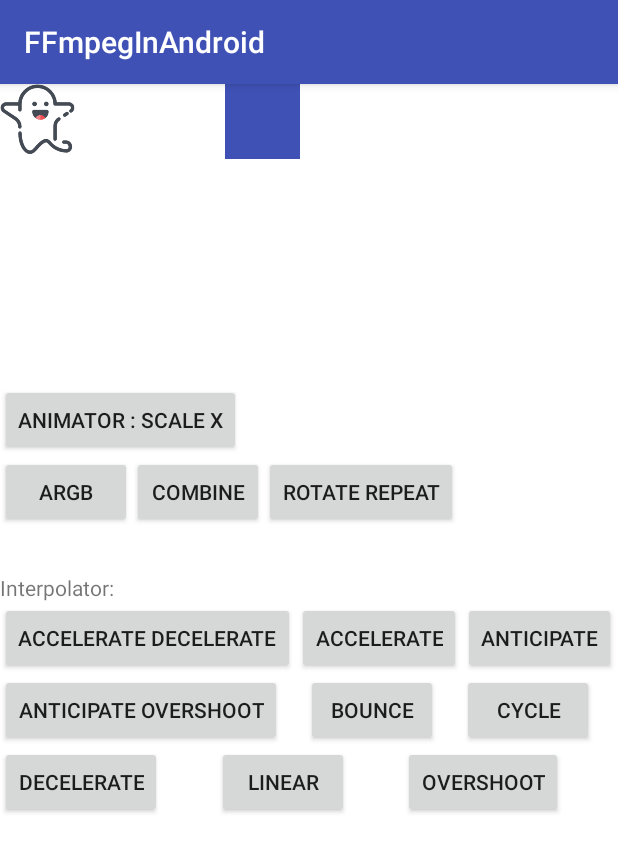
After one commit to jio-deng/FFmpegInAndroid, an Android app: the AnimatorTest screen opened directly, with no data from a screen before it, on a phone screen of 412 x 824 dp. The commit adds this screen. Shown: the top 852 px of the screen. Run offline under Robolectric (Android 15) with nearby library versions, the phone set to English and light mode, and no system bars; our stand-ins replace data binding.

Commit message:
[Add]Animation test
Signed-off-by: dengziming <501823206@qq.co>

```diff
--- a/app/src/main/AndroidManifest.xml
+++ b/app/src/main/AndroidManifest.xml
@@ -43,6 +43,7 @@
         <activity android:name=".webview.WebViewActivity" />
         <activity android:name=".tools.MorseCodeActivity" />
         <activity android:name=".cars.KnowCarsActivity" />
+        <activity android:name=".test.AnimatorTest" />
 
         <activity android:name=".sdl.SDLActivity"
             android:label="@string/app_name"
--- a/app/src/main/java/com/dzm/ffmpeg/MainActivity.java
+++ b/app/src/main/java/com/dzm/ffmpeg/MainActivity.java
@@ -6,12 +6,12 @@ import android.os.Bundle;
 import android.view.View;
 
 import androidx.annotation.Nullable;
-import androidx.appcompat.app.AppCompatActivity;
 import androidx.databinding.DataBindingUtil;
 
 import com.dzm.ffmpeg.cars.KnowCarsActivity;
 import com.dzm.ffmpeg.databinding.ActivityMainBinding;
 import com.dzm.ffmpeg.optimize.AopOnClick;
+import com.dzm.ffmpeg.test.AnimatorTest;
 import com.dzm.ffmpeg.tools.MorseCodeActivity;
 import com.dzm.ffmpeg.utils.NotificationUtil;
 import com.dzm.ffmpeg.utils.rxpermissions.RxPermissions;
@@ -133,6 +133,12 @@ public class MainActivity extends BaseActivity {
             }
         });
 
+        // jump to : 动画
+        dataBinding.btnAnimator.setOnClickListener( v -> {
+            Intent intent = new Intent(MainActivity.this, AnimatorTest.class);
+            startActivity(intent);
+        });
+
 
         /* Test */
 
--- /dev/null
+++ b/app/src/main/java/com/dzm/ffmpeg/test/AnimatorTest.java
@@ -0,0 +1,124 @@
+package com.dzm.ffmpeg.test;
+
+import android.animation.ArgbEvaluator;
+import android.animation.Keyframe;
+import android.animation.ObjectAnimator;
+import android.animation.PropertyValuesHolder;
+import android.animation.ValueAnimator;
+import android.os.Bundle;
+import android.view.View;
+import android.view.animation.AccelerateInterpolator;
+import android.view.animation.Animation;
+import android.view.animation.AnimationUtils;
+import android.view.animation.BounceInterpolator;
+import android.view.animation.LinearInterpolator;
+import android.view.animation.ScaleAnimation;
+
+import androidx.annotation.Nullable;
+import androidx.appcompat.app.AppCompatActivity;
+import androidx.databinding.DataBindingUtil;
+
+import com.dzm.ffmpeg.R;
+import com.dzm.ffmpeg.databinding.ActivityAnimatorTestBinding;
+
+/**
+ * @author Johnny Deng
+ * @version 1.0
+ * @description test Animator / Animation
+ * @date 2020/8/10 9:06
+ */
+public class AnimatorTest extends AppCompatActivity {
+    private ActivityAnimatorTestBinding mDataBinding;
+
+    @Override
+    protected void onCreate(@Nullable Bundle savedInstanceState) {
+        super.onCreate(savedInstanceState);
+        mDataBinding = DataBindingUtil.setContentView(this, R.layout.activity_animator_test);
+
+        mDataBinding.btnScaleX.setOnClickListener(v -> testAnimatorScaleX());
+        mDataBinding.btnInterpolator1.setOnClickListener(v -> startAnimation(mDataBinding.ivGoast4anim, R.anim.test1));
+        mDataBinding.btnInterpolator2.setOnClickListener(v -> startAnimation(mDataBinding.ivGoast4anim, R.anim.test2));
+        mDataBinding.btnInterpolator3.setOnClickListener(v -> startAnimation(mDataBinding.ivGoast4anim, R.anim.test3));
+        mDataBinding.btnInterpolator4.setOnClickListener(v -> startAnimation(mDataBinding.ivGoast4anim, R.anim.test4));
+        mDataBinding.btnInterpolator5.setOnClickListener(v -> startAnimation(mDataBinding.ivGoast4anim, R.anim.test5));
+        mDataBinding.btnInterpolator6.setOnClickListener(v -> startAnimation(mDataBinding.ivGoast4anim, R.anim.test6));
+        mDataBinding.btnInterpolator7.setOnClickListener(v -> startAnimation(mDataBinding.ivGoast4anim, R.anim.test7));
+        mDataBinding.btnInterpolator8.setOnClickListener(v -> startAnimation(mDataBinding.ivGoast4anim, R.anim.test8));
+        mDataBinding.btnInterpolator9.setOnClickListener(v -> startAnimation(mDataBinding.ivGoast4anim, R.anim.test9));
+
+        mDataBinding.btnArgb.setOnClickListener(v -> argb(mDataBinding.ivArgb));
+        mDataBinding.btnCombine.setOnClickListener(v -> combine(mDataBinding.ivArgb));
+        mDataBinding.btnRotateRepeat.setOnClickListener(v -> rotateLeftRightRepeat(mDataBinding.ivArgb));
+
+        ScaleAnimation animation = new ScaleAnimation(0f, 1f, 0f, 1f,
+                Animation.RELATIVE_TO_SELF, 0.5f, Animation.RELATIVE_TO_SELF, 0.5f);
+        animation.setDuration(700);
+
+    }
+
+    private void testAnimation() {
+
+    }
+
+    private void testAnimatorScaleX() {
+        ValueAnimator animator = ObjectAnimator.ofFloat(mDataBinding.ivGoast4anim, "scaleX", 0f, 1f);
+        animator.setDuration(2000);
+        animator.setInterpolator(new LinearInterpolator());
+        animator.setRepeatCount(-1);
+        animator.start();
+    }
+
+    private void startAnimation(View view, int resId) {
+        Animation animation = AnimationUtils.loadAnimation(this, resId);
+        view.startAnimation(animation);
+    }
+
+    private void argb(View view) {
+        ValueAnimator animator = ValueAnimator.ofInt(0xffffff00,0xff0000ff);
+        animator.setEvaluator(new ArgbEvaluator());
+        animator.setDuration(3000);
+
+        animator.addUpdateListener(new ValueAnimator.AnimatorUpdateListener() {
+            @Override
+            public void onAnimationUpdate(ValueAnimator animation) {
+                int curValue = (int) animation.getAnimatedValue();
+                view.setBackgroundColor(curValue);
+
+            }
+        });
+
+        animator.start();
+    }
+
+    private void combine(View view) {
+        PropertyValuesHolder rotationHolder = PropertyValuesHolder.ofFloat("Rotation", 60f, -60f, 40f, -40f, -20f, 20f, 10f, -10f, 0f);
+        PropertyValuesHolder colorHolder = PropertyValuesHolder.ofInt("BackgroundColor", 0xffffffff, 0xffff00ff, 0xffffff00, 0xffffffff);
+        ObjectAnimator animator = ObjectAnimator.ofPropertyValuesHolder(view, rotationHolder, colorHolder);
+        animator.setDuration(3000);
+        animator.setInterpolator(new AccelerateInterpolator());
+        animator.start();
+    }
+
+    private void rotateLeftRightRepeat(View view){
+        Keyframe frame0 = Keyframe.ofFloat(0f, 0);
+        Keyframe frame1 = Keyframe.ofFloat(0.1f, -20f);
+        Keyframe frame2 = Keyframe.ofFloat(0.2f, 20f);
+        Keyframe frame3 = Keyframe.ofFloat(0.3f, -20f);
+        Keyframe frame4 = Keyframe.ofFloat(0.4f, 20f);
+        Keyframe frame5 = Keyframe.ofFloat(0.5f, -20f);
+        Keyframe frame6 = Keyframe.ofFloat(0.6f, 20f);
+        Keyframe frame7 = Keyframe.ofFloat(0.7f, -20f);
+        Keyframe frame8 = Keyframe.ofFloat(0.8f, 20f);
+        Keyframe frame9 = Keyframe.ofFloat(0.9f, -20f);
+        Keyframe frame10 = Keyframe.ofFloat(1, 0);
+        frame10.setInterpolator(new BounceInterpolator());
+
+        PropertyValuesHolder frameHolder = PropertyValuesHolder.ofKeyframe("rotation",
+                frame0,frame1,frame2,frame3,frame4,frame5,frame6,frame7,frame8,frame9,frame10);
+
+        ObjectAnimator animator = ObjectAnimator.ofPropertyValuesHolder(view, frameHolder);
+        animator.setDuration(1000);
+        animator.start();
+    }
+
+}
--- /dev/null
+++ b/app/src/main/res/layout/activity_animator_test.xml
@@ -0,0 +1,151 @@
+<?xml version="1.0" encoding="utf-8"?>
+<layout xmlns:android="http://schemas.android.com/apk/res/android"
+    xmlns:app="http://schemas.android.com/apk/res-auto">
+
+    <data>
+
+    </data>
+
+    <androidx.constraintlayout.widget.ConstraintLayout
+        android:layout_width="match_parent"
+        android:layout_height="match_parent">
+
+        <ImageView
+            android:id="@+id/iv_goast4anim"
+            android:layout_width="50dp"
+            android:layout_height="50dp"
+            android:src="@drawable/icon_voice_goast"
+            app:layout_constraintTop_toTopOf="parent"
+            app:layout_constraintStart_toStartOf="parent" />
+
+        <ImageView
+            android:id="@+id/iv_argb"
+            android:layout_width="50dp"
+            android:layout_height="50dp"
+            android:background="@color/colorPrimary"
+            android:layout_marginStart="100dp"
+            app:layout_constraintTop_toTopOf="parent"
+            app:layout_constraintStart_toEndOf="@+id/iv_goast4anim" />
+
+        <Button
+            android:id="@+id/btn_scale_x"
+            android:text="Animator : Scale X"
+            android:layout_width="wrap_content"
+            android:layout_height="wrap_content"
+            android:layout_marginTop="200dp"
+            app:layout_constraintTop_toTopOf="parent"
+            app:layout_constraintStart_toStartOf="parent"/>
+
+        <Button
+            android:id="@+id/btn_argb"
+            android:text="argb"
+            android:layout_width="wrap_content"
+            android:layout_height="wrap_content"
+            app:layout_constraintTop_toBottomOf="@+id/btn_scale_x"
+            app:layout_constraintStart_toStartOf="parent"/>
+
+        <Button
+            android:id="@+id/btn_combine"
+            android:text="combine"
+            android:layout_width="wrap_content"
+            android:layout_height="wrap_content"
+            app:layout_constraintTop_toTopOf="@+id/btn_argb"
+            app:layout_constraintStart_toEndOf="@+id/btn_argb"/>
+
+        <Button
+            android:id="@+id/btn_rotate_repeat"
+            android:text="rotate repeat"
+            android:layout_width="wrap_content"
+            android:layout_height="wrap_content"
+            app:layout_constraintTop_toTopOf="@+id/btn_argb"
+            app:layout_constraintStart_toEndOf="@+id/btn_combine"/>
+
+        <TextView
+            android:id="@+id/tv_interpolator"
+            android:text="Interpolator:"
+            android:layout_width="wrap_content"
+            android:layout_height="wrap_content"
+            android:layout_marginTop="30dp"
+            app:layout_constraintTop_toBottomOf="@+id/btn_argb"
+            app:layout_constraintStart_toStartOf="parent"/>
+
+        <Button
+            android:id="@+id/btn_interpolator_1"
+            android:text="accelerate decelerate"
+            android:layout_width="wrap_content"
+            android:layout_height="wrap_content"
+            app:layout_constraintTop_toBottomOf="@+id/tv_interpolator"
+            app:layout_constraintStart_toStartOf="parent"/>
+
+        <Button
+            android:id="@+id/btn_interpolator_2"
+            android:text="accelerate"
+            android:layout_width="wrap_content"
+            android:layout_height="wrap_content"
+            app:layout_constraintTop_toTopOf="@+id/btn_interpolator_1"
+            app:layout_constraintStart_toEndOf="@+id/btn_interpolator_1"
+            app:layout_constraintEnd_toStartOf="@+id/btn_interpolator_3"/>
+
+        <Button
+            android:id="@+id/btn_interpolator_3"
+            android:text="anticipate"
+            android:layout_width="wrap_content"
+            android:layout_height="wrap_content"
+            app:layout_constraintTop_toTopOf="@+id/btn_interpolator_1"
+            app:layout_constraintStart_toEndOf="@+id/btn_interpolator_2"
+            app:layout_constraintEnd_toEndOf="parent"/>
+
+        <Button
+            android:id="@+id/btn_interpolator_4"
+            android:text="anticipate overshoot"
+            android:layout_width="wrap_content"
+            android:layout_height="wrap_content"
+            app:layout_constraintTop_toBottomOf="@+id/btn_interpolator_1"
+            app:layout_constraintStart_toStartOf="parent"/>
+
+        <Button
+            android:id="@+id/btn_interpolator_5"
+            android:text="bounce"
+            android:layout_width="wrap_content"
+            android:layout_height="wrap_content"
+            app:layout_constraintTop_toTopOf="@+id/btn_interpolator_4"
+            app:layout_constraintStart_toEndOf="@+id/btn_interpolator_4"
+            app:layout_constraintEnd_toStartOf="@+id/btn_interpolator_6"/>
+
+        <Button
+            android:id="@+id/btn_interpolator_6"
+            android:text="cycle"
+            android:layout_width="wrap_content"
+            android:layout_height="wrap_content"
+            app:layout_constraintTop_toTopOf="@+id/btn_interpolator_4"
+            app:layout_constraintStart_toEndOf="@+id/btn_interpolator_5"
+            app:layout_constraintEnd_toEndOf="parent"/>
+
+        <Button
+            android:id="@+id/btn_interpolator_7"
+            android:text="decelerate"
+            android:layout_width="wrap_content"
+            android:layout_height="wrap_content"
+            app:layout_constraintTop_toBottomOf="@+id/btn_interpolator_4"
+            app:layout_constraintStart_toStartOf="parent"/>
+
+        <Button
+            android:id="@+id/btn_interpolator_8"
+            android:text="linear"
+            android:layout_width="wrap_content"
+            android:layout_height="wrap_content"
+            app:layout_constraintTop_toTopOf="@+id/btn_interpolator_7"
+            app:layout_constraintStart_toEndOf="@+id/btn_interpolator_7"
+            app:layout_constraintEnd_toStartOf="@+id/btn_interpolator_9"/>
+
+        <Button
+            android:id="@+id/btn_interpolator_9"
+            android:text="overshoot"
+            android:layout_width="wrap_content"
+            android:layout_height="wrap_content"
+            app:layout_constraintTop_toTopOf="@+id/btn_interpolator_7"
+            app:layout_constraintStart_toEndOf="@+id/btn_interpolator_8"
+            app:layout_constraintEnd_toEndOf="parent"/>
+
+    </androidx.constraintlayout.widget.ConstraintLayout>
+</layout>
--- a/app/src/main/res/layout/activity_main.xml
+++ b/app/src/main/res/layout/activity_main.xml
@@ -38,7 +38,8 @@
                 android:layout_marginTop="@dimen/home_btn_margin_top"
                 android:layout_marginStart="@dimen/home_btn_margin_start"
                 app:layout_constraintTop_toBottomOf="@+id/title_video"
-                app:layout_constraintStart_toStartOf="parent"/>
+                app:layout_constraintStart_toStartOf="parent"
+                android:visibility="gone"/>
 
             <Button
                 android:id="@+id/btn_get_video_meta_data"
@@ -112,6 +113,16 @@
                 app:layout_constraintTop_toBottomOf="@+id/btn_morse_code"
                 app:layout_constraintStart_toStartOf="parent" />
 
+            <Button
+                android:id="@+id/btn_animator"
+                android:layout_width="wrap_content"
+                android:layout_height="wrap_content"
+                android:text="动画"
+                android:layout_marginTop="@dimen/home_btn_margin_top"
+                android:layout_marginStart="@dimen/home_btn_margin_start"
+                app:layout_constraintTop_toBottomOf="@+id/btn_knock_n"
+                app:layout_constraintStart_toStartOf="parent" />
+
             <TextView
                 android:id="@+id/title_know_cars"
                 android:layout_width="wrap_content"
@@ -122,7 +133,7 @@
                 android:layout_marginTop="15dp"
                 android:layout_marginStart="15dp"
                 app:layout_constraintStart_toStartOf="parent"
-                app:layout_constraintTop_toBottomOf="@+id/btn_knock_n" />
+                app:layout_constraintTop_toBottomOf="@+id/btn_animator" />
 
             <Button
                 android:id="@+id/btn_know_cars"
```
Also changed, not shown: app/src/main/res/anim/test1.xml (added, +11 -0 lines), app/src/main/res/anim/test2.xml (added, +11 -0 lines), app/src/main/res/anim/test3.xml (added, +11 -0 lines), app/src/main/res/anim/test4.xml (added, +11 -0 lines), app/src/main/res/anim/test5.xml (added, +11 -0 lines), app/src/main/res/anim/test6.xml (added, +11 -0 lines), app/src/main/res/anim/test7.xml (added, +11 -0 lines), app/src/main/res/anim/test8.xml (added, +11 -0 lines), app/src/main/res/anim/test9.xml (added, +11 -0 lines).
